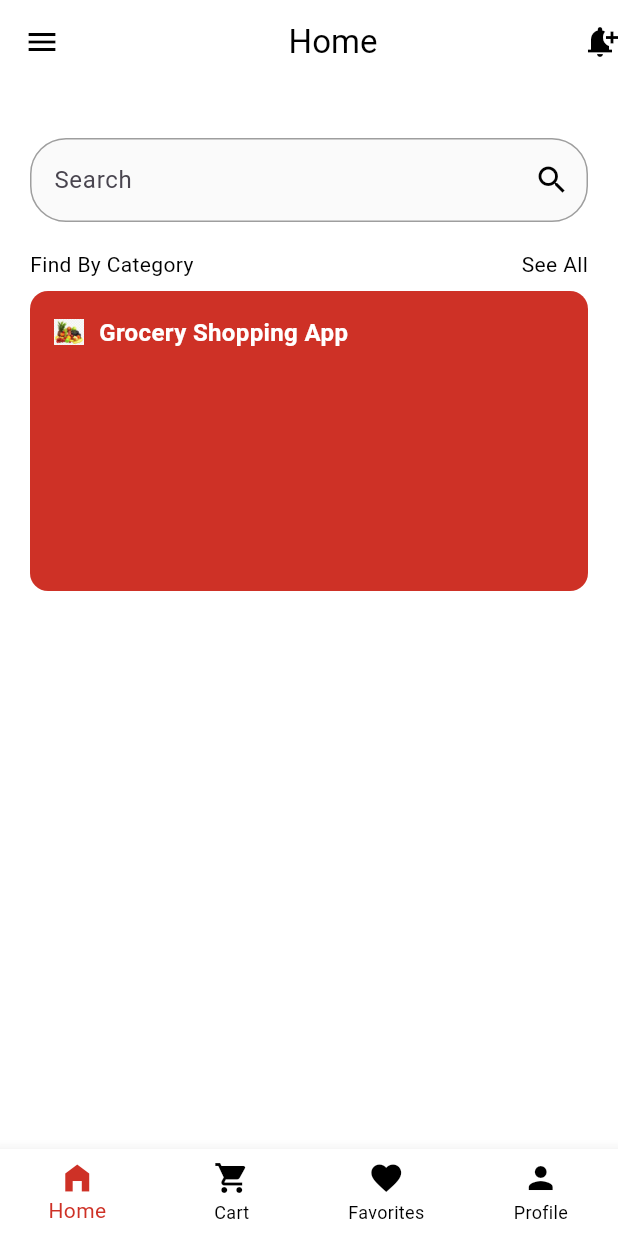
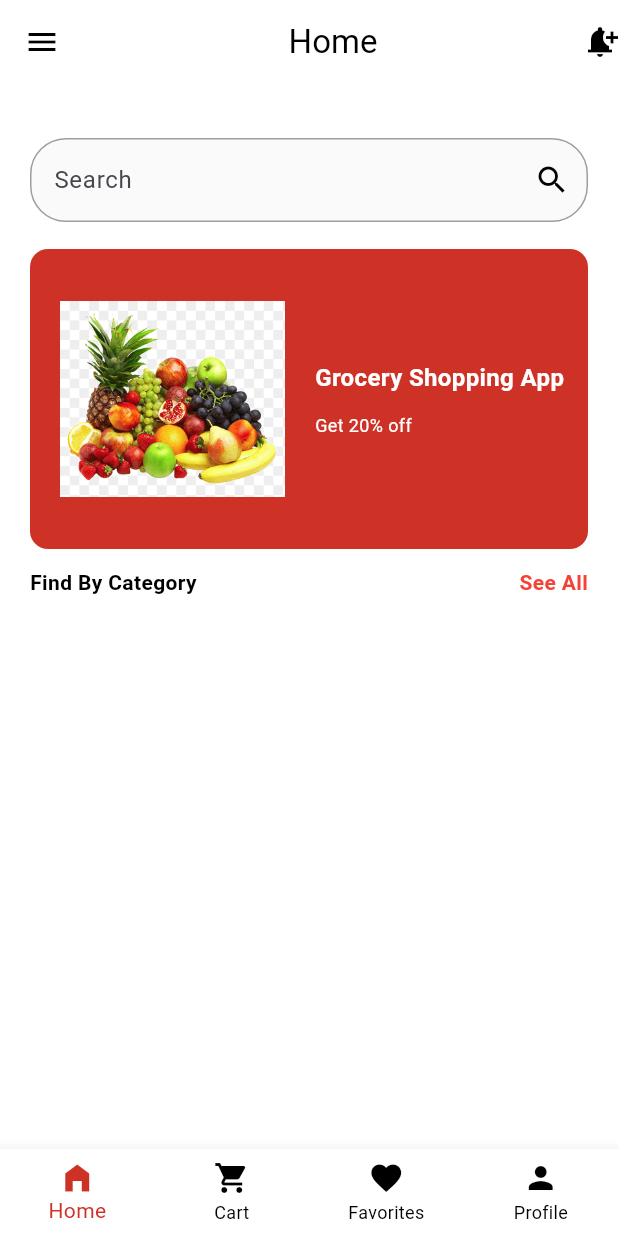
Before and after one commit to issacgravity/food_app, a Flutter app: the screen it shows after launch, on a phone screen of 412 x 824 dp. Run offline on Flutter 3.47's test engine with Material 3 defaults, Android fonts, the phone set to English and light mode, and no system bars.

Commit message:
homepage setting change

```diff
--- a/lib/homepage.dart
+++ b/lib/homepage.dart
@@ -72,17 +72,6 @@ class _HomePageState extends State<HomePage> {
                     ),
                   ),
                   SizedBox(height: 18),
-                  Row(
-                    mainAxisAlignment: MainAxisAlignment.spaceBetween,
-                    children: [
-                      Text(
-                        "Find By Category",
-                        style: TextStyle(color: Colors.black),
-                      ),
-                      Text("See All", style: TextStyle(color: Colors.black)),
-                    ],
-                  ),
-                  SizedBox(height: 8),
                   Stack(
                     children: [
                       Container(
@@ -93,16 +82,20 @@ class _HomePageState extends State<HomePage> {
                         ),
                       ),
                       Positioned(
-                        left: 16,
-                        top: 16,
+                        left: 20,
+                        top: 25,
                         child: Row(
                           children: [
                             Image.asset(
                               'assets/images/fruit.jpg',
-                              width: 20,
-                              height: 20,
+                              width: 150,
+                              height: 150,
                             ),
-                            SizedBox(width: 10),
+                            SizedBox(width: 20),
+
+                            Column(
+                              crossAxisAlignment: CrossAxisAlignment.start,
+                              children: [
                                 Text(
                                   "Grocery Shopping App",
                                   style: TextStyle(
@@ -111,7 +104,37 @@ class _HomePageState extends State<HomePage> {
                                     fontWeight: FontWeight.bold,
                                   ),
                                 ),
+                                SizedBox(height: 12),
+                                Text(
+                                  "Get 20% off",
+                                  style: TextStyle(
+                                    color: Colors.white,
+                                    fontSize: 12,
+                                  ),
+                                ),
                               ],
+                            ),
+                          ],
+                        ),
+                      ),
+                    ],
+                  ),
+                  SizedBox(height: 12),
+                  Row(
+                    mainAxisAlignment: MainAxisAlignment.spaceBetween,
+                    children: [
+                      Text(
+                        "Find By Category",
+                        style: TextStyle(
+                          color: Colors.black,
+                          fontWeight: FontWeight.bold,
+                        ),
+                      ),
+                      Text(
+                        "See All",
+                        style: TextStyle(
+                          color: Colors.red,
+                          fontWeight: FontWeight.bold,
                         ),
                       ),
                     ],
```
Lines whose indentation alone changed are shown as unchanged.
